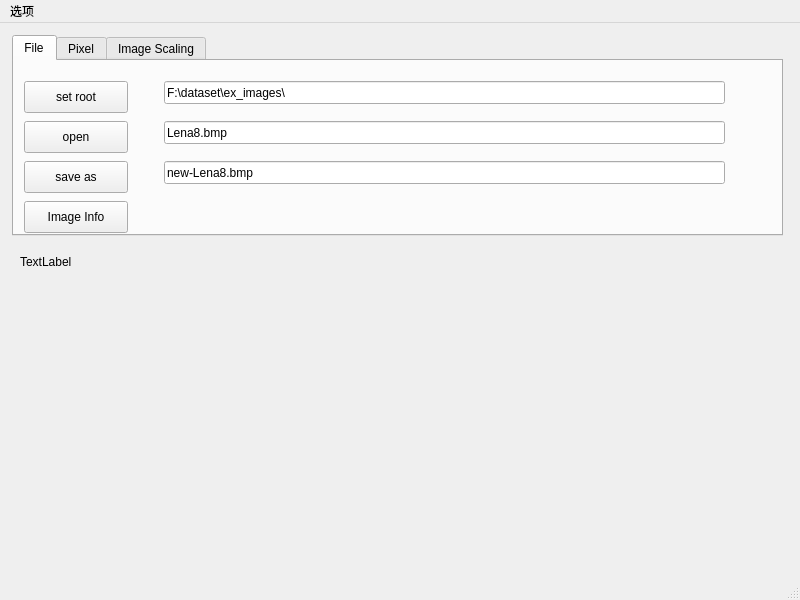
Above: ImageProcessing/mainwindow.ui from xiransong/HUST-Digital_Image_Processing before the change. Below: the same form after it.
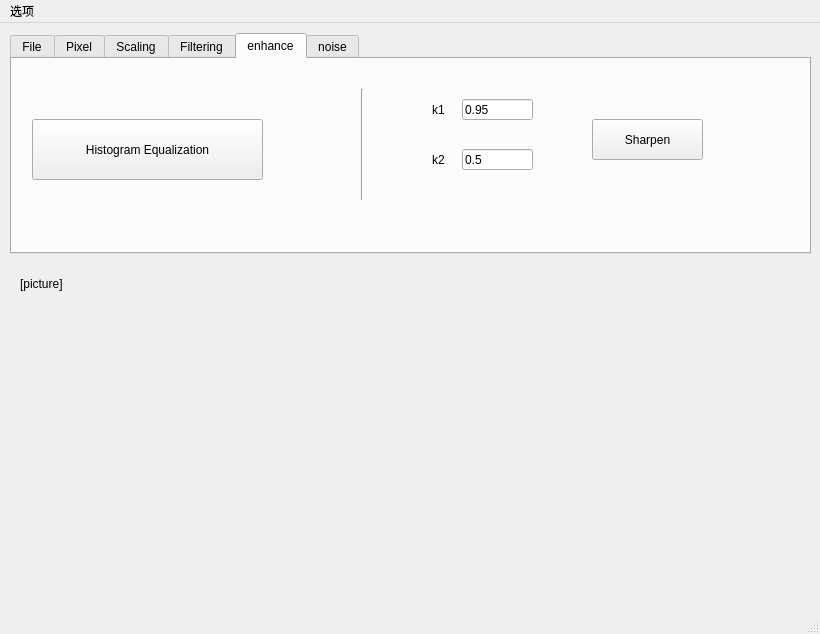
That is the form after the change. The open tabs and pages were chosen to show the change.

Diff of the .ui file:
```diff
--- a/ImageProcessing/mainwindow.ui
+++ b/ImageProcessing/mainwindow.ui
@@ -6,8 +6,8 @@
    <rect>
     <x>0</x>
     <y>0</y>
-    <width>800</width>
-    <height>600</height>
+    <width>820</width>
+    <height>634</height>
    </rect>
   </property>
   <property name="windowTitle">
@@ -23,10 +23,10 @@
    <widget class="QTabWidget" name="tabWidget">
     <property name="geometry">
      <rect>
-      <x>12</x>
-      <y>12</y>
-      <width>771</width>
-      <height>201</height>
+      <x>10</x>
+      <y>10</y>
+      <width>801</width>
+      <height>221</height>
      </rect>
     </property>
     <property name="sizePolicy">
@@ -51,8 +51,8 @@
      <widget class="QPushButton" name="bt_open">
       <property name="geometry">
        <rect>
-        <x>10</x>
-        <y>60</y>
+        <x>20</x>
+        <y>50</y>
         <width>104</width>
         <height>32</height>
        </rect>
@@ -64,8 +64,8 @@
      <widget class="QPushButton" name="bt_save">
       <property name="geometry">
        <rect>
-        <x>10</x>
-        <y>100</y>
+        <x>20</x>
+        <y>90</y>
         <width>104</width>
         <height>32</height>
        </rect>
@@ -77,8 +77,8 @@
      <widget class="QLineEdit" name="et_open">
       <property name="geometry">
        <rect>
-        <x>150</x>
-        <y>60</y>
+        <x>160</x>
+        <y>50</y>
         <width>561</width>
         <height>23</height>
        </rect>
@@ -90,8 +90,8 @@
      <widget class="QLineEdit" name="et_save">
       <property name="geometry">
        <rect>
-        <x>150</x>
-        <y>100</y>
+        <x>160</x>
+        <y>90</y>
         <width>561</width>
         <height>23</height>
        </rect>
@@ -103,8 +103,8 @@
      <widget class="QPushButton" name="bt_img_info">
       <property name="geometry">
        <rect>
-        <x>10</x>
-        <y>140</y>
+        <x>20</x>
+        <y>130</y>
         <width>104</width>
         <height>32</height>
        </rect>
@@ -116,8 +116,8 @@
      <widget class="QPushButton" name="bt_set_file_root">
       <property name="geometry">
        <rect>
-        <x>10</x>
-        <y>20</y>
+        <x>20</x>
+        <y>10</y>
         <width>104</width>
         <height>32</height>
        </rect>
@@ -129,8 +129,8 @@
      <widget class="QLineEdit" name="et_file_root">
       <property name="geometry">
        <rect>
-        <x>150</x>
-        <y>20</y>
+        <x>160</x>
+        <y>10</y>
         <width>561</width>
         <height>23</height>
        </rect>
@@ -350,7 +350,7 @@
     </widget>
     <widget class="QWidget" name="tab">
      <attribute name="title">
-      <string>Image Scaling</string>
+      <string>Scaling</string>
      </attribute>
      <widget class="QLabel" name="label_9">
       <property name="geometry">
@@ -417,19 +417,255 @@
        <string>Nearest Neighbor</string>
       </property>
      </widget>
+     <widget class="QPushButton" name="bt_bilinear">
+      <property name="geometry">
+       <rect>
+        <x>410</x>
+        <y>90</y>
+        <width>211</width>
+        <height>41</height>
+       </rect>
+      </property>
+      <property name="text">
+       <string>Bilinear</string>
+      </property>
+     </widget>
+    </widget>
+    <widget class="QWidget" name="tab_2">
+     <attribute name="title">
+      <string>Filtering</string>
+     </attribute>
+     <widget class="QPushButton" name="bt_median_filtering">
+      <property name="geometry">
+       <rect>
+        <x>50</x>
+        <y>40</y>
+        <width>231</width>
+        <height>51</height>
+       </rect>
+      </property>
+      <property name="text">
+       <string>3x3 Median Filtering</string>
+      </property>
+     </widget>
+     <widget class="QPushButton" name="bt_gaussian_smoothing">
+      <property name="geometry">
+       <rect>
+        <x>390</x>
+        <y>70</y>
+        <width>191</width>
+        <height>41</height>
+       </rect>
+      </property>
+      <property name="text">
+       <string>Gaussian Smoothing</string>
+      </property>
+     </widget>
+     <widget class="QLineEdit" name="et_gaussian_sigma">
+      <property name="geometry">
+       <rect>
+        <x>460</x>
+        <y>30</y>
+        <width>113</width>
+        <height>23</height>
+       </rect>
+      </property>
+      <property name="text">
+       <string>1</string>
+      </property>
+     </widget>
+     <widget class="QLabel" name="label_11">
+      <property name="geometry">
+       <rect>
+        <x>390</x>
+        <y>30</y>
+        <width>51</width>
+        <height>21</height>
+       </rect>
+      </property>
+      <property name="text">
+       <string>sigma</string>
+      </property>
+     </widget>
+    </widget>
+    <widget class="QWidget" name="tab_3">
+     <attribute name="title">
+      <string>enhance</string>
+     </attribute>
+     <widget class="QPushButton" name="bt_histogram_equalization">
+      <property name="geometry">
+       <rect>
+        <x>20</x>
+        <y>60</y>
+        <width>231</width>
+        <height>61</height>
+       </rect>
+      </property>
+      <property name="text">
+       <string>Histogram Equalization</string>
+      </property>
+     </widget>
+     <widget class="QLineEdit" name="et_k1">
+      <property name="geometry">
+       <rect>
+        <x>450</x>
+        <y>40</y>
+        <width>71</width>
+        <height>21</height>
+       </rect>
+      </property>
+      <property name="text">
+       <string>0.95</string>
+      </property>
+     </widget>
+     <widget class="QLineEdit" name="et_k2">
+      <property name="geometry">
+       <rect>
+        <x>450</x>
+        <y>90</y>
+        <width>71</width>
+        <height>21</height>
+       </rect>
+      </property>
+      <property name="text">
+       <string>0.5</string>
+      </property>
+     </widget>
+     <widget class="QPushButton" name="bt_sharpen">
+      <property name="geometry">
+       <rect>
+        <x>580</x>
+        <y>60</y>
+        <width>111</width>
+        <height>41</height>
+       </rect>
+      </property>
+      <property name="text">
+       <string>Sharpen</string>
+      </property>
+     </widget>
+     <widget class="Line" name="line">
+      <property name="geometry">
+       <rect>
+        <x>340</x>
+        <y>30</y>
+        <width>20</width>
+        <height>111</height>
+       </rect>
+      </property>
+      <property name="orientation">
+       <enum>Qt::Vertical</enum>
+      </property>
+     </widget>
+     <widget class="QLabel" name="label_12">
+      <property name="geometry">
+       <rect>
+        <x>420</x>
+        <y>40</y>
+        <width>31</width>
+        <height>21</height>
+       </rect>
+      </property>
+      <property name="text">
+       <string>k1</string>
+      </property>
+     </widget>
+     <widget class="QLabel" name="label_13">
+      <property name="geometry">
+       <rect>
+        <x>420</x>
+        <y>90</y>
+        <width>31</width>
+        <height>21</height>
+       </rect>
+      </property>
+      <property name="text">
+       <string>k2</string>
+      </property>
+     </widget>
+    </widget>
+    <widget class="QWidget" name="tab_4">
+     <attribute name="title">
+      <string>noise</string>
+     </attribute>
+     <widget class="QLineEdit" name="et_noise_rate">
+      <property name="geometry">
+       <rect>
+        <x>180</x>
+        <y>70</y>
+        <width>61</width>
+        <height>21</height>
+       </rect>
+      </property>
+      <property name="text">
+       <string>0.1</string>
+      </property>
+     </widget>
+     <widget class="QLabel" name="label_14">
+      <property name="geometry">
+       <rect>
+        <x>80</x>
+        <y>60</y>
+        <width>91</width>
+        <height>31</height>
+       </rect>
+      </property>
+      <property name="text">
+       <string>noise rate</string>
+      </property>
+     </widget>
+     <widget class="QPushButton" name="bt_impulsive_salt">
+      <property name="geometry">
+       <rect>
+        <x>280</x>
+        <y>40</y>
+        <width>104</width>
+        <height>32</height>
+       </rect>
+      </property>
+      <property name="text">
+       <string>salt</string>
+      </property>
+     </widget>
+     <widget class="QPushButton" name="bt_impulsive_uniform">
+      <property name="geometry">
+       <rect>
+        <x>280</x>
+        <y>90</y>
+        <width>104</width>
+        <height>32</height>
+       </rect>
+      </property>
+      <property name="text">
+       <string>uniform</string>
+      </property>
+     </widget>
+     <widget class="QLabel" name="label_15">
+      <property name="geometry">
+       <rect>
+        <x>430</x>
+        <y>60</y>
+        <width>201</width>
+        <height>41</height>
+       </rect>
+      </property>
+      <property name="text">
+       <string>Add Impulsive Noise</string>
+      </property>
+     </widget>
     </widget>
    </widget>
    <widget class="QLabel" name="label_img_test">
     <property name="geometry">
      <rect>
       <x>20</x>
-      <y>230</y>
-      <width>81</width>
-      <height>17</height>
+      <y>250</y>
+      <width>91</width>
+      <height>21</height>
      </rect>
     </property>
     <property name="text">
-     <string>TextLabel</string>
+     <string>[picture]</string>
     </property>
    </widget>
   </widget>
@@ -438,7 +674,7 @@
     <rect>
      <x>0</x>
      <y>0</y>
-     <width>800</width>
+     <width>820</width>
      <height>29</height>
     </rect>
    </property>
```
Left out of the diff: 2 changed lines with no effect on the pictures.
